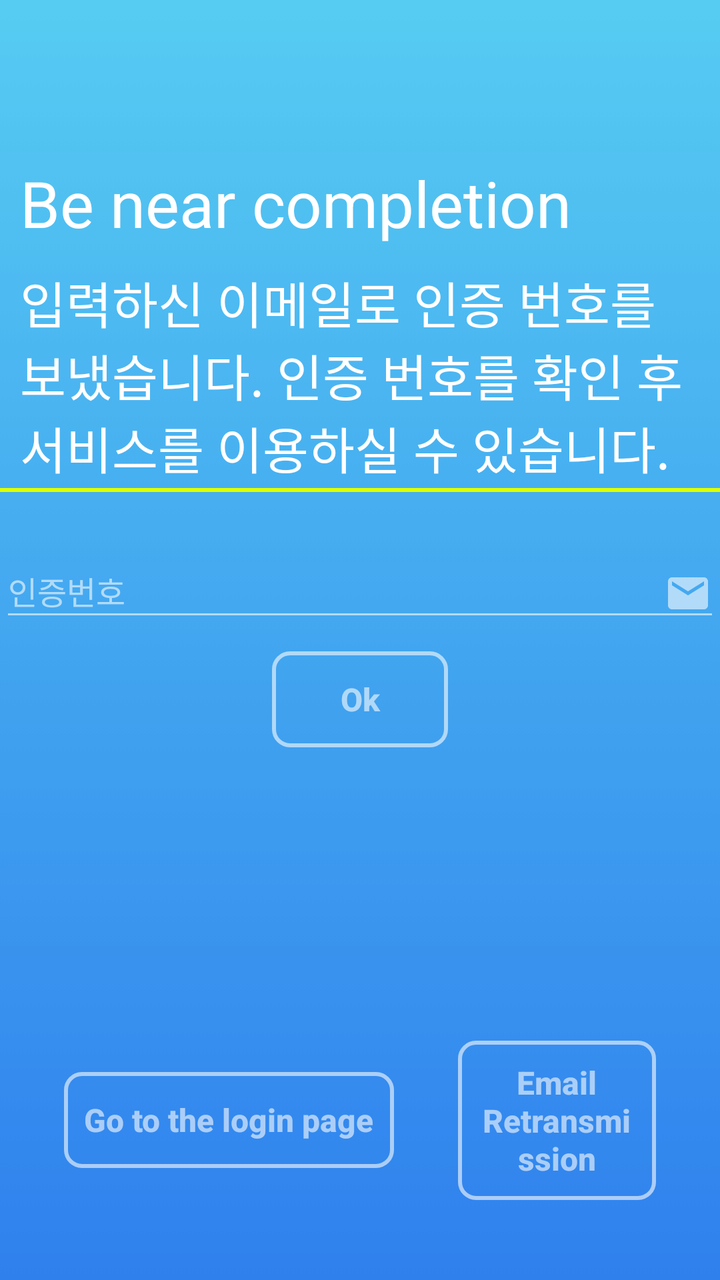
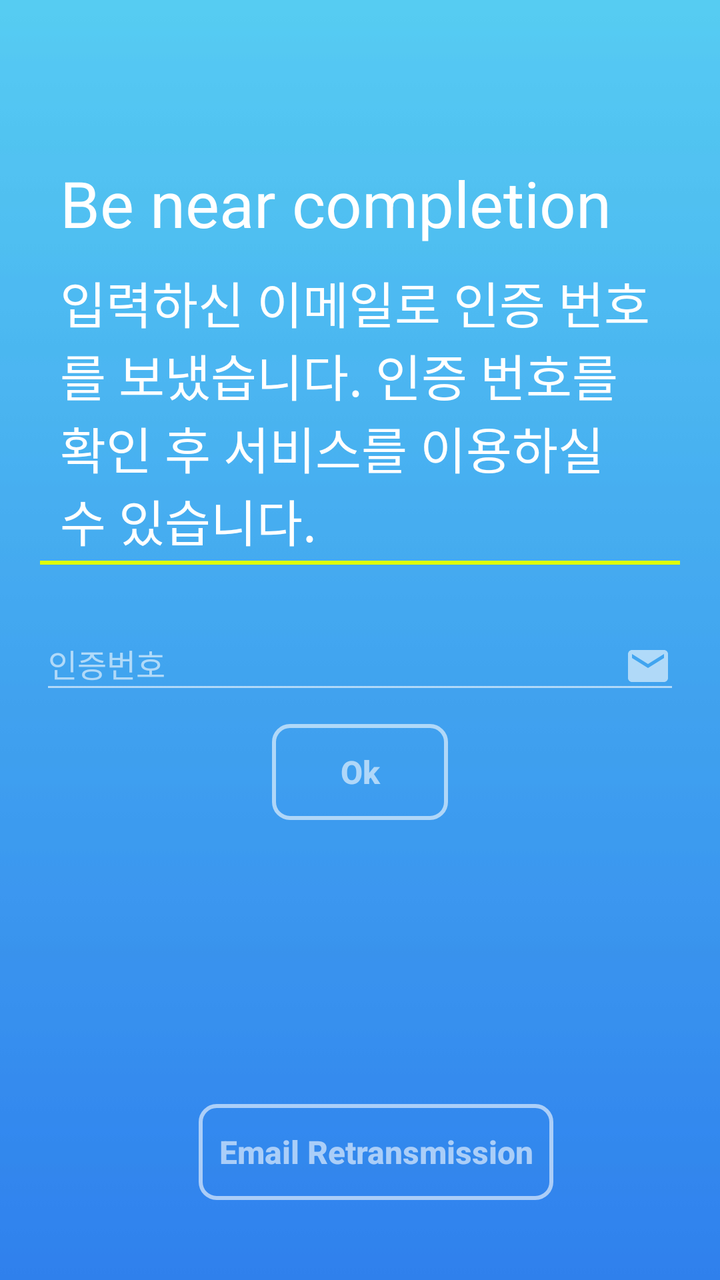

Two renders of the same Android screen: before a commit and after it. Below are the layout's source before the change and the commit's diff.
<!-- AndroidManifest.xml: application theme AppTheme -->
<!-- res/layout/activity_join_email.xml -->
<?xml version="1.0" encoding="utf-8"?>
<RelativeLayout xmlns:android="http://schemas.android.com/apk/res/android"
    xmlns:tools="http://schemas.android.com/tools"
    android:layout_width="match_parent"
    android:layout_height="match_parent"
    android:focusableInTouchMode="true"
    tools:context=".view.JoinEmailActivity">

    <FrameLayout
        android:layout_width="match_parent"
        android:layout_height="match_parent">

        <ImageView
            android:id="@+id/imageView"
            android:layout_width="match_parent"
            android:layout_height="match_parent"
            android:scaleType="centerCrop"
            android:src="@drawable/blue_skies" />

    </FrameLayout>


    <LinearLayout
        android:id="@+id/linearLayout"
        android:layout_width="wrap_content"
        android:layout_height="wrap_content"
        android:layout_alignParentTop="true"
        android:layout_centerHorizontal="true"
        android:layout_marginTop="80dp"
        android:orientation="vertical">

        <LinearLayout
            android:layout_width="wrap_content"
            android:layout_height="wrap_content">

            <TextView
                android:layout_width="wrap_content"
                android:layout_height="wrap_content"
                android:text="@string/textBeNearCompletion"
                android:textColor="#ffffff"
                android:layout_marginLeft="10dp"
                android:layout_marginRight="10dp"
                android:textSize="32sp" />

        </LinearLayout>

        <LinearLayout
            android:layout_width="wrap_content"
            android:layout_height="wrap_content"
            android:orientation="vertical">

            <TextView
                android:id="@+id/textView"
                android:layout_width="wrap_content"
                android:layout_height="wrap_content"
                android:layout_alignParentTop="true"
                android:layout_centerHorizontal="true"
                android:layout_marginTop="10dp"
                android:layout_marginLeft="10dp"
                android:layout_marginRight="10dp"
                android:text="입력하신 이메일로 인증 번호를 보냈습니다. 인증 번호를 확인 후 서비스를 이용하실 수 있습니다."
                android:textColor="#ffffff"
                android:textSize="25sp" />

            <View
                android:layout_width="match_parent"
                android:layout_height="2dp"
                android:layout_marginTop="2dp"
                android:background="#deff00" />

        </LinearLayout>


    </LinearLayout>

    <TextView
        android:layout_width="wrap_content"
        android:layout_height="wrap_content"
        android:layout_below="@+id/linearLayout"
        android:layout_centerHorizontal="true"
        android:layout_marginTop="4dp"
        android:gravity="center"
        android:id="@+id/tv_line_bo"
        android:textColor="#9affffff"
        android:textSize="10sp" />

    <com.google.android.material.textfield.TextInputLayout
        android:layout_width="match_parent"
        android:layout_height="wrap_content"
        android:textColorHint="#96ffffff"
        android:id="@+id/til"
        android:layout_below="@+id/tv_line_bo"
        android:theme="@style/EditScreenTextInputLayoutStyle">

        <com.google.android.material.textfield.TextInputEditText
            android:layout_width="match_parent"
            android:layout_height="match_parent"
            android:drawablePadding="16dp"
            android:drawableRight="@drawable/ic_email_white_24dp"
            android:hint="인증번호"
            android:id="@+id/etAuth"
            android:inputType="textEmailAddress"
            android:maxLines="1"
            android:textColor="@android:color/white"
            android:textSize="16sp" />
    </com.google.android.material.textfield.TextInputLayout>


    <Button
        android:layout_width="wrap_content"
        android:layout_height="wrap_content"
        android:layout_marginRight="16dp"
        android:padding="10dp"
        android:background="@drawable/buttonshapewhitebg"
        android:text="@string/textOk"
        android:id="@+id/btnAuthOk"
        android:layout_below="@+id/til"
        android:layout_marginTop="10dp"
        android:layout_centerHorizontal="true"
        android:textAllCaps="false"
        android:textStyle="bold"
        android:textColor="#96ffffff"
        android:textSize="16dp" />


    <LinearLayout
        android:layout_width="match_parent"
        android:layout_height="wrap_content"
        android:id="@+id/llBotom"
        android:layout_alignParentBottom="true"
        android:layout_centerHorizontal="true"
        android:layout_marginBottom="32dp"
        android:orientation="vertical"
        android:paddingLeft="32dp"
        android:paddingRight="32dp">


        <LinearLayout
            android:layout_width="match_parent"
            android:layout_height="wrap_content"
            android:layout_marginTop="16dp"
            android:layout_marginBottom="8dp"
            android:gravity="center"
            android:orientation="horizontal">

            <Button
                android:layout_width="wrap_content"
                android:layout_height="wrap_content"
                android:layout_marginRight="16dp"
                android:padding="10dp"
                android:background="@drawable/buttonshapewhitebg"
                android:text="@string/textGoToTheLoginPage"
                android:id="@+id/btnLoginPage"
                android:textAllCaps="false"
                android:textStyle="bold"
                android:textColor="#96ffffff"
                android:textSize="16dp" />

            <Button
                android:layout_width="wrap_content"
                android:layout_height="wrap_content"
                android:layout_marginLeft="16dp"
                android:background="@drawable/buttonshapewhitebg"
                android:text="@string/textEmailRetransmission"
                android:id="@+id/btnRetryEmail"
                android:padding="10dp"
                android:textAllCaps="false"
                android:textColor="#96ffffff"
                android:textSize="16dp"
                android:textStyle="bold" />


        </LinearLayout>




    </LinearLayout>


</RelativeLayout>
<!-- resources referenced by this layout -->
<resources>
  <!-- drawable blue_skies: jpg bitmap (drawable-v24, 1647 bytes) -->
  <!-- drawable buttonshapewhitebg (drawable-v24) -->
  <?xml version="1.0" encoding="utf-8"?>
  <selector xmlns:android="http://schemas.android.com/apk/res/android">
      <item>
          <shape android:shape="rectangle">
              <corners android:radius="8dp" />
              <solid android:color="@android:color/transparent"/>
              <stroke android:color="#96ffffff"
                  android:width="2dp"/>
          </shape>
      </item>
  </selector>
  <!-- drawable ic_email_white_24dp (drawable-v24) -->
  <vector xmlns:android="http://schemas.android.com/apk/res/android"
          android:width="24dp"
          android:height="24dp"
          android:viewportWidth="24.0"
          android:viewportHeight="24.0">
      <path
          android:fillColor="#96ffffff"
          android:pathData="M20,4L4,4c-1.1,0 -1.99,0.9 -1.99,2L2,18c0,1.1 0.9,2 2,2h16c1.1,0 2,-0.9 2,-2L22,6c0,-1.1 -0.9,-2 -2,-2zM20,8l-8,5 -8,-5L4,6l8,5 8,-5v2z"/>
  </vector>
  <string name="textBeNearCompletion">Be near completion</string>
  <string name="textEmailRetransmission">Email Retransmission</string>
  <string name="textGoToTheLoginPage">Go to the login page</string>
  <string name="textOk">Ok</string>
  <style name="EditScreenTextInputLayoutStyle" parent="Theme.AppCompat.Light.DarkActionBar">
          <item name="colorControlNormal">@color/textInputLayout</item>
          <item name="colorControlActivated">@color/textInputLayout</item>
          <item name="colorControlHighlight">@color/textInputLayout</item>
          <item name="colorAccent">@color/textInputLayout</item>
          <item name="android:textColorHint">@color/textInputLayout</item>
      </style>
  <style name="AppTheme" parent="Theme.AppCompat.Light.DarkActionBar">
          
          <item name="colorPrimary">@color/blueSkiestop</item>
          <item name="colorPrimaryDark">@color/blueSkiestop</item>
          <item name="colorAccent">@color/black</item>
      </style>
  <color name="textInputLayout">#96ffffff</color>
  <color name="blueSkiestop">#56CBF2</color>
  <color name="black">#000</color>
</resources>

<!-- the commit's change to res/layout/activity_join_email.xml (unified diff, before → after) -->
@@ -27,6 +27,8 @@
         android:layout_alignParentTop="true"
         android:layout_centerHorizontal="true"
         android:layout_marginTop="80dp"
+        android:layout_marginLeft="20dp"
+        android:layout_marginRight="20dp"
         android:orientation="vertical">
 
         <LinearLayout
@@ -98,6 +100,8 @@
             android:drawablePadding="16dp"
             android:drawableRight="@drawable/ic_email_white_24dp"
             android:hint="인증번호"
+            android:layout_marginLeft="20dp"
+            android:layout_marginRight="20dp"
             android:id="@+id/etAuth"
             android:inputType="textEmailAddress"
             android:maxLines="1"
@@ -146,19 +150,6 @@
             <Button
                 android:layout_width="wrap_content"
                 android:layout_height="wrap_content"
-                android:layout_marginRight="16dp"
-                android:padding="10dp"
-                android:background="@drawable/buttonshapewhitebg"
-                android:text="@string/textGoToTheLoginPage"
-                android:id="@+id/btnLoginPage"
-                android:textAllCaps="false"
-                android:textStyle="bold"
-                android:textColor="#96ffffff"
-                android:textSize="16dp" />
-
-            <Button
-                android:layout_width="wrap_content"
-                android:layout_height="wrap_content"
                 android:layout_marginLeft="16dp"
                 android:background="@drawable/buttonshapewhitebg"
                 android:text="@string/textEmailRetransmission"
<!-- resource entries referenced after the edit -->
@@ -25,7 +25,6 @@
   </vector>
   <string name="textBeNearCompletion">Be near completion</string>
   <string name="textEmailRetransmission">Email Retransmission</string>
-  <string name="textGoToTheLoginPage">Go to the login page</string>
   <string name="textOk">Ok</string>
   <style name="EditScreenTextInputLayoutStyle" parent="Theme.AppCompat.Light.DarkActionBar">
           <item name="colorControlNormal">@color/textInputLayout</item>
